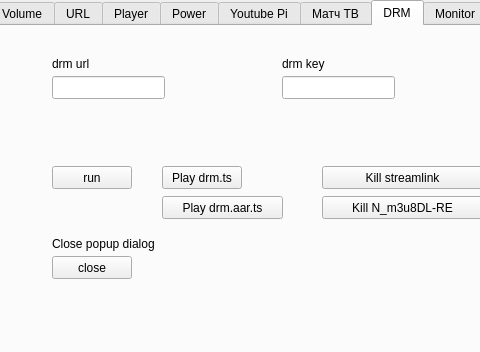
Above: kodigui.ui from definitly486/KodiGui before the change; both pictures show x 0 to 480 and y 0 to 352 of the 584 by 451 pixel window. Below: the same form after it.
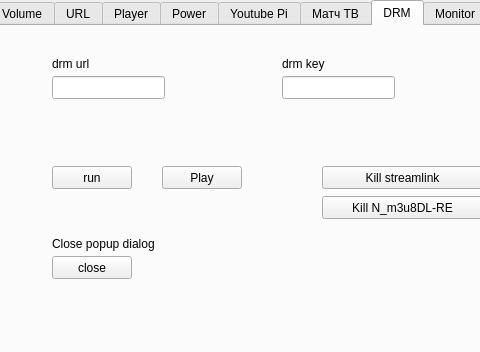
That is the form after the change. The open tabs and pages were chosen to show the change. Icons and pictures are not drawn.

Commit message: Replace DRM TS play buttons with one Play button

The edit to the form file:
```diff
--- a/kodigui.ui
+++ b/kodigui.ui
@@ -600,7 +600,7 @@
        </rect>
       </property>
       <property name="text">
-       <string>Play drm.ts</string>
+       <string>Play</string>
       </property>
      </widget>
      <widget class="QPushButton" name="pushButton_kill_m3u8DL">
@@ -642,19 +642,6 @@
        <string>Close popup dialog</string>
       </property>
      </widget>
-     <widget class="QPushButton" name="pushButton_playdrmaarts">
-      <property name="geometry">
-       <rect>
-        <x>170</x>
-        <y>170</y>
-        <width>121</width>
-        <height>23</height>
-       </rect>
-      </property>
-      <property name="text">
-       <string>Play drm.aar.ts</string>
-      </property>
-     </widget>
     </widget>
     <widget class="QWidget" name="tab_2">
      <attribute name="title">
```
Left out of the diff: 2 changed lines with no effect on the pictures.
